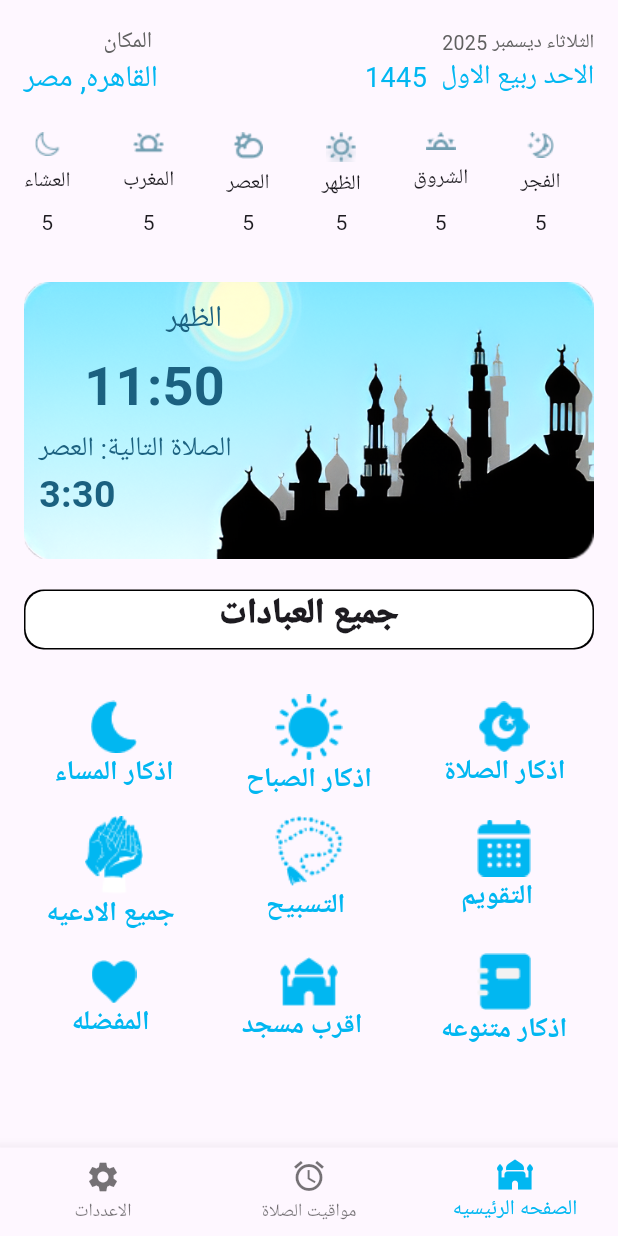
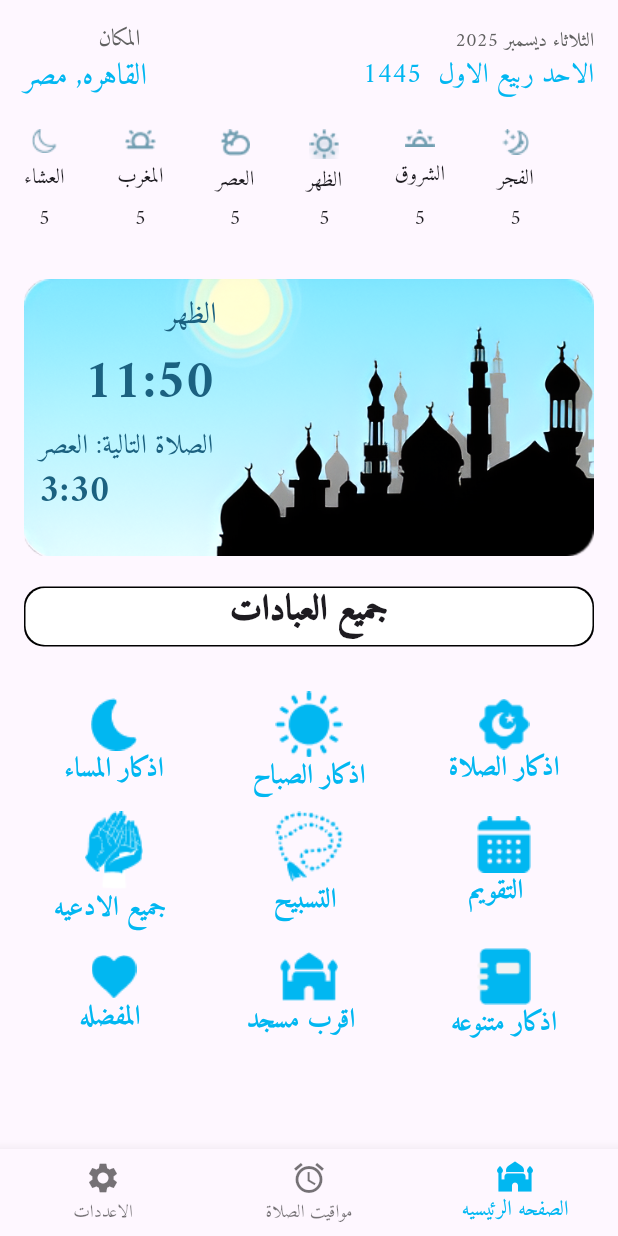
Before and after one commit to amrelmaadawy/quranApp, a Flutter app: the screen it shows after launch, on a phone screen of 412 x 824 dp. Run offline on Flutter 3.47's test engine with Material 3 defaults, Android fonts, the phone set to English and light mode, and no system bars; our stand-ins replace analog_clock.

Commit message:
add font family

```diff
--- a/lib/main.dart
+++ b/lib/main.dart
@@ -10,6 +10,9 @@ class MyApp extends StatelessWidget {
 
   @override
   Widget build(BuildContext context) {
-    return MaterialApp(debugShowCheckedModeBanner: false, home: MainHomeView());
+    return MaterialApp(
+      theme: ThemeData(fontFamily: "Amiri"),
+
+      debugShowCheckedModeBanner: false, home: MainHomeView());
   }
 }
```
Also changed, not shown: lib/views/setting/UI/setting.dart (+26 -1 lines), pubspec.yaml (+9 -10 lines), assets/fonts/Amiri-Bold.ttf (added), assets/fonts/Amiri-BoldItalic.ttf (added), assets/fonts/Amiri-Italic.ttf (added), assets/fonts/Amiri-Regular.ttf (added), pubspec.lock, 1 other file.
